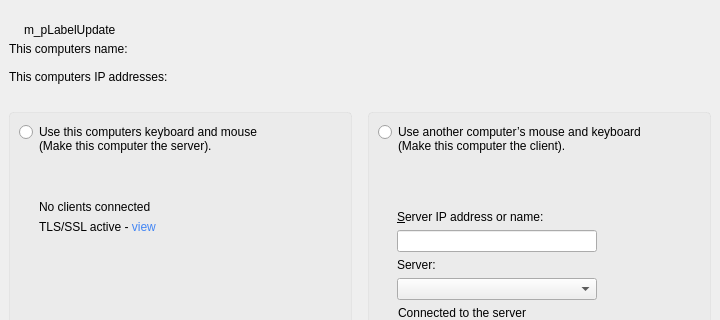
The window that src/gui/src/MainWindowBase.ui (deskflow/deskflow) describes before a commit, drawn with Qt 5; both pictures show x 0 to 720 and y 0 to 320 of the 720 by 658 pixel window.
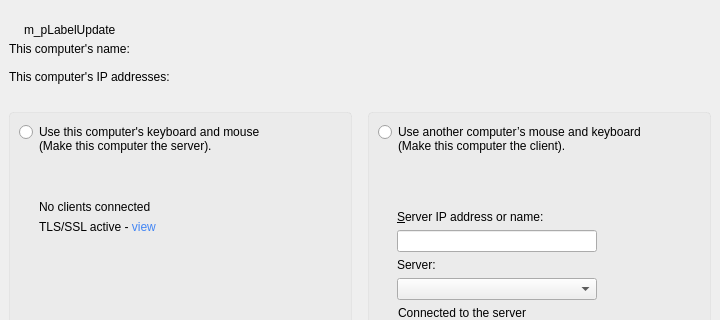
The same window after the commit. Icons and pictures are not drawn. Custom widgets are drawn as their Qt base class.

```diff
--- a/src/gui/src/MainWindowBase.ui
+++ b/src/gui/src/MainWindowBase.ui
@@ -108,7 +108,7 @@
        </font>
       </property>
       <property name="text">
-       <string notr="true">This computers name:</string>
+       <string notr="true">This computer's name:</string>
       </property>
      </widget>
     </item>
@@ -131,7 +131,7 @@
     <item>
      <widget class="QLabel" name="m_pLabelIpAddresses">
       <property name="text">
-       <string notr="true">This computers IP addresses:</string>
+       <string notr="true">This computer's IP addresses:</string>
       </property>
      </widget>
     </item>
@@ -228,7 +228,7 @@
 }</string>
             </property>
             <property name="text">
-             <string>Use this computers keyboard and mouse 
+             <string>Use this computer's keyboard and mouse 
 (Make this computer the server).</string>
             </property>
            </widget>
```
